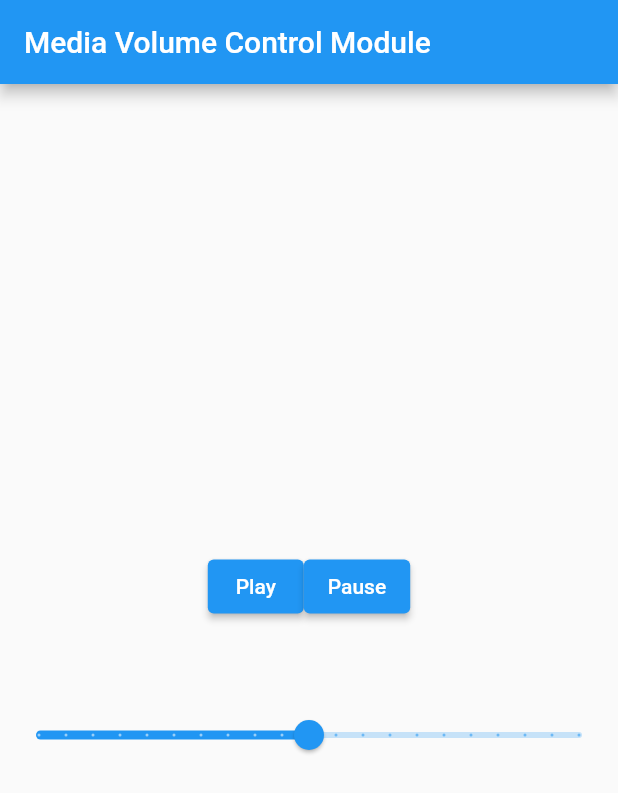
After one commit to zanegomes21/Team4-Android-Talkback, a Flutter app: the TutorialFour screen opened by its route, after a tap on "Media Volume Control", on a phone screen of 412 x 824 dp. The commit adds this screen. Shown: the top 793 px of the screen. Run offline on Flutter 3.47's test engine with Material 2 defaults, Android fonts, the phone set to English and light mode, and no system bars.

Commit message:
Created rough Tutorial 4 Module 2

```diff
--- /dev/null
+++ b/application/lib/tutorial/four/module/volume_media_control.dart
@@ -0,0 +1,103 @@
+import 'package:flutter/material.dart';
+import 'package:flutter/semantics.dart';
+
+class MediaVolumeControlPage extends StatefulWidget {
+  const MediaVolumeControlPage({super.key});
+
+  @override
+  State<MediaVolumeControlPage> createState() => _MediaVolumeControlPageState();
+}
+
+class _MediaVolumeControlPageState extends State<MediaVolumeControlPage> {
+  bool _hasSpokenIntro = false; // Whether the intro has been spoken yet
+  double _volume = 50; // Current volume
+
+
+  void _speakIntro() {
+    SemanticsService.announce(
+      "In this tutorial, you will be learning how to control media volume sliders to adjust volume. To start, find the play button then double tap to play the music.",
+      TextDirection.ltr,
+    );
+  }
+
+  void _speakIncreaseVolume() {
+    SemanticsService.announce(
+      "Great job! Now, go back to the slider and increase the media's volume above 75 by swiping up.",
+      TextDirection.ltr,
+    );
+  }
+
+  void _speakDecreaseVolume() {
+    SemanticsService.announce(
+      "Current volume is set above 75. Now that you've learned how to increase the volume, we will try decreasing the volume below 25. To decrease the volume, swipe down.",
+      TextDirection.ltr,
+    );
+  }
+
+  Future<void> _speakOutro() async{
+    SemanticsService.announce(
+      "Current volume is set below 25. Congratulations on completing this lesson. Sending you back to the lesson page.",
+      TextDirection.ltr,
+    );
+  }
+
+  @override
+  Widget build(BuildContext context) {
+    // Speak intro if first time opening this page.
+    if (!_hasSpokenIntro) {
+      _speakIntro();
+      _hasSpokenIntro = true;
+    }
+
+    return Scaffold(
+        appBar: AppBar(
+          automaticallyImplyLeading: false, // Disable back button
+          title: const Text("Media Volume Control Module"),
+        ),
+        body: Center(
+          child: Column(
+              mainAxisAlignment: MainAxisAlignment.center,
+              children: [
+            Row(
+                mainAxisAlignment: MainAxisAlignment.center,
+                children: [
+              const SizedBox(height: 50),
+              ElevatedButton(
+                onPressed: () {
+
+                  _speakIncreaseVolume();
+                },
+                child: const Text('Play'),
+              ),
+              const SizedBox(height: 50),
+              ElevatedButton(
+                onPressed: () {
+                },
+                child: const Text('Pause'),
+              ),
+            ]),
+            const SizedBox(height: 50),
+            Slider(
+              value: _volume,
+              min: 0,
+              max: 100,
+              divisions: 20,
+              label: _volume.round().toString(),
+              onChanged: (double value) async {
+                if(value >= 75){
+                  _speakDecreaseVolume();
+                }
+                if(value <= 25){
+                  await _speakOutro();
+                  //Navigator.pop(context);
+                }
+
+                setState(() {
+                  _volume = value;
+                });
+              },
+            ),
+          ]),
+        ));
+  }
+}
--- a/application/lib/tutorial/four/tutorial_four.dart
+++ b/application/lib/tutorial/four/tutorial_four.dart
@@ -1,3 +1,4 @@
+import 'package:application/tutorial/four/module/volume_media_control.dart';
 import 'package:flutter/material.dart';
 
 class TutorialFour extends StatelessWidget {
@@ -9,7 +10,7 @@ class TutorialFour extends StatelessWidget {
       appBar: AppBar(
         title: const Text("Tutorial 4"),
       ),
-      body: const Center(
+      body: Center(
         child: Column(
           mainAxisAlignment: MainAxisAlignment.center,
           children: [
@@ -18,7 +19,12 @@ class TutorialFour extends StatelessWidget {
               child: Text("Start and Stop Media"),
             ),
             ElevatedButton(
-              onPressed: null,
+              onPressed: () {
+                Navigator.push(
+                  context,
+                  MaterialPageRoute(builder: (context) => const MediaVolumeControlPage()),
+                );
+              },
               child: Text("Media Volume Control"),
             ),
             ElevatedButton(
```
Also changed, not shown: application/pubspec.lock, 1 other file.
